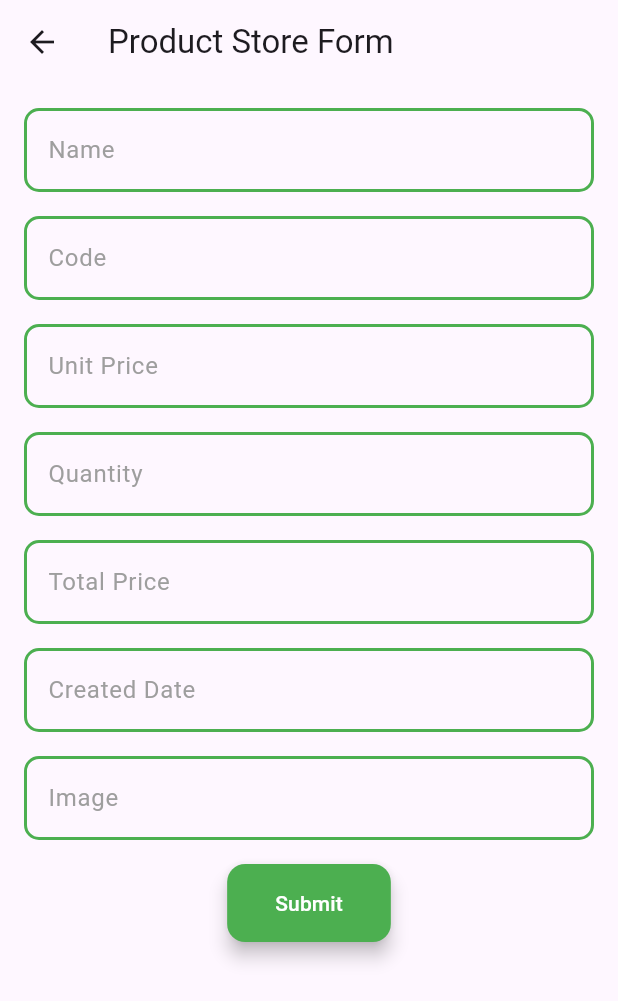
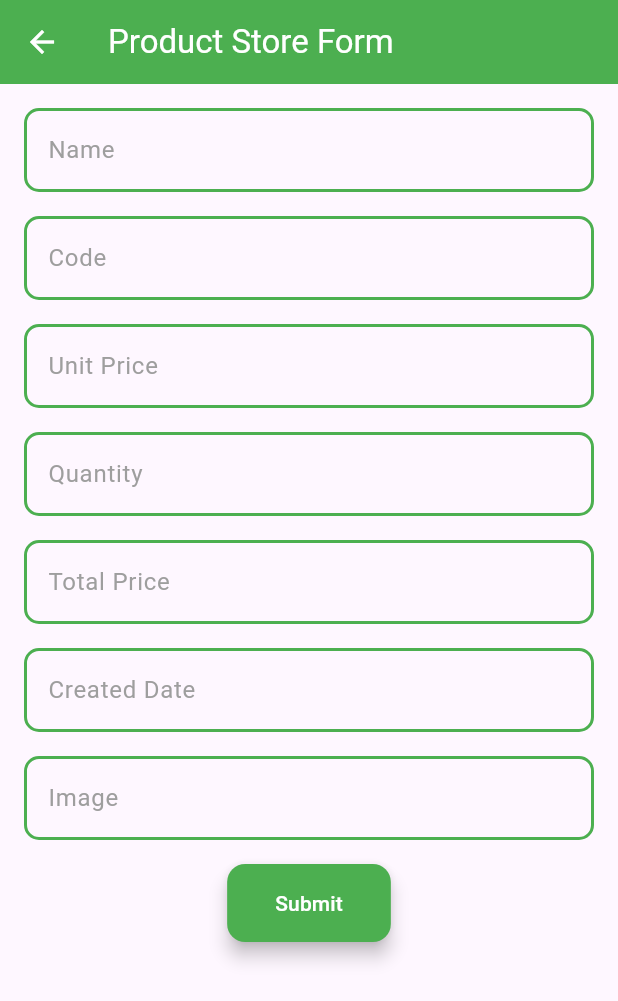
Before and after one commit to nomanbhuiyan53/apicrud_flutter, a Flutter app: the screen it shows after launch, after a tap on "Add New Product", on a phone screen of 412 x 824 dp. Shown: the top 1001 px of the screen. Run offline on Flutter 3.47's test engine with Material 3 defaults, Android fonts, the phone set to English and light mode, and no system bars; network calls fail.

Commit message:
customize some design

```diff
--- a/lib/app.dart
+++ b/lib/app.dart
@@ -55,7 +55,8 @@ class ProductListState extends State<ProductList> {
                     shape: const BeveledRectangleBorder(borderRadius: BorderRadius.all(Radius.circular(3)))
                   ),
                   child: const Row(
-                    children: [ Icon(Icons.add), Text('Add New Product')],
+                    mainAxisAlignment: MainAxisAlignment.center,
+                    children: [ Icon(Icons.add,size: 25), Text('Add New Product',style: TextStyle(fontSize: 16,fontWeight: FontWeight.bold),)],
                   )),
             ),
             const Divider(),
@@ -71,7 +72,8 @@ class ProductListState extends State<ProductList> {
                     return Padding(
                       padding: const EdgeInsets.all(8.0),
                       child: Card(
-                        color: Colors.white,
+                        color: Colors.green.shade50,
+                          elevation: 9,
                           child: _productListView(productItem[index]),
                       ),
                     );
@@ -102,12 +104,12 @@ class ProductListState extends State<ProductList> {
            if(result){
              _productList();
            }
-          }, icon: const Icon(Icons.edit)),
+          }, icon: const Icon(Icons.edit,color: Colors.teal,size: 30,)),
           IconButton(
             onPressed: () {
               _confirmDelete(products);
             },
-            icon: const Icon(Icons.delete),
+            icon: const Icon(Icons.delete,color: Colors.deepOrange,size: 30,),
           )
         ],
       ),
--- a/lib/main.dart
+++ b/lib/main.dart
@@ -2,7 +2,7 @@ import 'package:flutter/material.dart';
 import 'app.dart';
 
 void main(){
-  runApp( MyApp());
+  runApp( const MyApp());
 }
 
 class MyApp extends StatelessWidget{
@@ -14,46 +14,50 @@ class MyApp extends StatelessWidget{
       debugShowCheckedModeBanner: false,
       title: "crud",
       theme: ThemeData(
+        appBarTheme: const AppBarTheme(
+          backgroundColor: Colors.green,
+          foregroundColor: Colors.white,
+        ),
         inputDecorationTheme: InputDecorationTheme(
-          labelStyle: TextStyle(color: Colors.grey),
+          labelStyle: const TextStyle(color: Colors.grey),
           border: OutlineInputBorder(
             borderRadius: BorderRadius.circular(10.0),
-            borderSide: BorderSide(
+            borderSide: const BorderSide(
               color: Colors.greenAccent,
               width: 2.0,
             ),
           ),
           enabledBorder: OutlineInputBorder(
             borderRadius: BorderRadius.circular(10.0),
-            borderSide: BorderSide(
+            borderSide: const BorderSide(
               color: Colors.green,
               width: 2.0,
             ),
           ),
           focusedBorder: OutlineInputBorder(
             borderRadius: BorderRadius.circular(10.0),
-            borderSide: BorderSide(
+            borderSide: const BorderSide(
               color: Colors.green,
               width: 2.0,
             ),
           ),
           errorBorder: OutlineInputBorder(
             borderRadius: BorderRadius.circular(10.0),
-            borderSide: BorderSide(
+            borderSide: const BorderSide(
               color: Colors.red,
               width: 2.0,
             ),
           ),
           focusedErrorBorder: OutlineInputBorder(
             borderRadius: BorderRadius.circular(10.0),
-            borderSide: BorderSide(
+            borderSide: const BorderSide(
               color: Colors.redAccent,
               width: 2.0,
             ),
           ),
         )
       ),
-      home: ProductList(),
+      home: const ProductList(),
     );
   }
 
```
